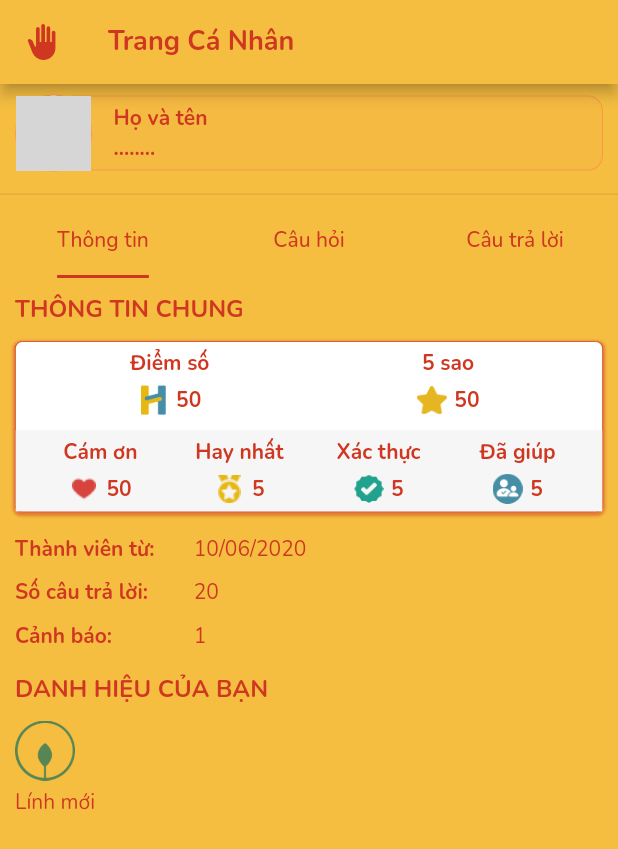
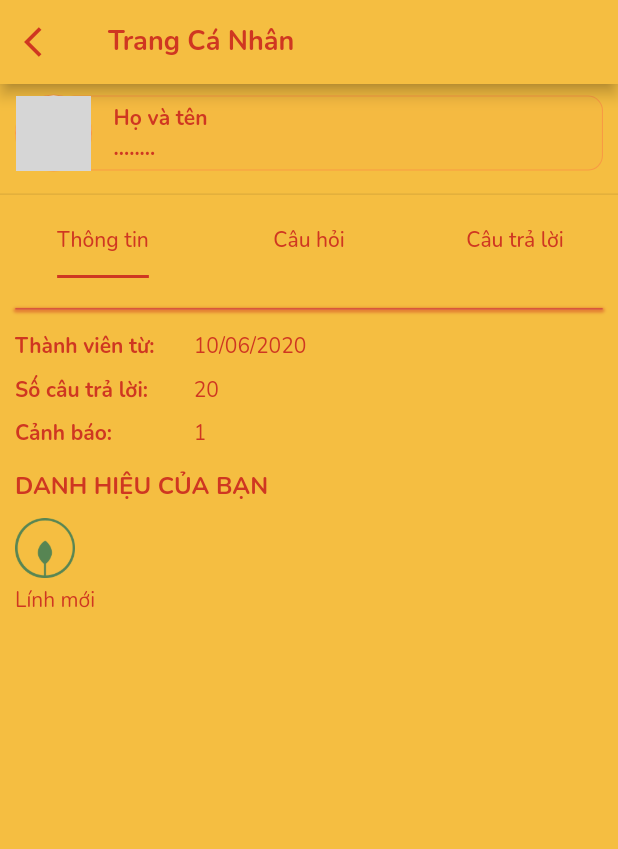
Before and after one commit to phudqph09495/app_q_n_a, a Flutter app: the BodyProduct screen opened directly, after a tap on "Cá nhân", after a tap on "Trang cá nhân", on a phone screen of 412 x 824 dp. Shown: the top 849 px of the screen. Run offline on Flutter 3.47's test engine with Material 2 defaults, Android fonts, the phone set to English and light mode, and no system bars; our stand-ins replace flutter_rating_bar, font_awesome_flutter, google_fonts, image_cropper, image_picker, readmore and 2 more; network calls fail; grey boxes are pictures that could not be loaded.

Commit message:
fix giao dien ngay17/06

```diff
--- a/lib/Screens/Screens_Notification/notification.dart
+++ b/lib/Screens/Screens_Notification/notification.dart
@@ -15,35 +15,24 @@ class Notificationbar extends StatefulWidget {
 class _NotificationbarState extends State<Notificationbar> {
   @override
   Widget build(BuildContext context) {
-    return DefaultTabController(
-      length: 4,
+    return MaterialApp(
+      home: DefaultTabController(
+        length: 2,
         child: Scaffold(
           backgroundColor: ColorApp.orangeF0,
           appBar: AppBar(
             backgroundColor: ColorApp.orangeF0,
-          centerTitle: false,
-          elevation: 0,
             title: TabBar(
-            isScrollable: true,
               labelColor: ColorApp.black,
-            unselectedLabelStyle: StyleApp.textStyle500(color: ColorApp.grey82),
+              unselectedLabelStyle:
+                  StyleApp.textStyle500(color: ColorApp.grey82),
               labelStyle: StyleApp.textStyle500(),
-            indicatorColor: ColorApp.main,
+              indicatorColor: ColorApp.orangeF01,
               unselectedLabelColor: ColorApp.grey82,
               tabs: const [
                 Tab(
                   child: Text(
-                  "Người dùng",
-                ),
-              ),
-              Tab(
-                child: Text(
                     "Sự kiện nóng",
-                ),
-              ),
-              Tab(
-                child: Text(
-                  "Kết quả đua top",
                   ),
                 ),
                 Tab(
@@ -56,9 +45,10 @@ class _NotificationbarState extends State<Notificationbar> {
           ),
           body: TabBarView(
             children: List.generate(
-            4,
+              2,
               (index) => ListView(
-                  padding: const EdgeInsets.symmetric(vertical: 10,horizontal: 10),
+                padding:
+                    const EdgeInsets.symmetric(vertical: 10, horizontal: 10),
                 children: List.generate(
                   5,
                   (index) => ItemNotifi(
@@ -75,6 +65,7 @@ class _NotificationbarState extends State<Notificationbar> {
             ),
           ),
         ),
+      ),
     );
   }
 }
--- a/lib/Screens/Screens_TaiKhoan/body_product.dart
+++ b/lib/Screens/Screens_TaiKhoan/body_product.dart
@@ -9,6 +9,7 @@ import 'package:share/share.dart';
 import '../../Screens/account/item/bottom_sheet.dart';
 import '../../Screens/account/profile.dart';
 import '../../widget/widget_info/widgetText.dart';
+import '../account/tab_profile/tab_answer.dart';
 
 class BodyProduct extends StatefulWidget {
   const BodyProduct({Key? key}) : super(key: key);
@@ -57,7 +58,12 @@ class _BodyProductState extends State<BodyProduct> {
             showModalBottomSheet(
                 context: context, builder: (context) => BottomSheetAccount());
           }),
-      TitleAccount(iconData: Icons.bookmark_border, title: "Câu hỏi đã lưu"),
+      TitleAccount(
+          iconData: CupertinoIcons.bookmark_solid,
+          title: "Câu hỏi đã lưu",
+          onTap: () {
+            PageNavigator.next(context: context, page: ProfileScreen());
+          }),
     ]);
   }
 
@@ -144,8 +150,8 @@ class _BodyProductState extends State<BodyProduct> {
                   iconColor: ColorApp.orangeF01,
                   collapsedIconColor: ColorApp.orangeF01,
                   trailing: const SizedBox(),
-                  leading:
-                      const Icon(Icons.logout, color: ColorApp.orangeF01, size: 16),
+                  leading: const Icon(Icons.logout,
+                      color: ColorApp.orangeF01, size: 16),
                   title: Text(
                     'Đăng xuất',
                     style: StyleApp.textStyle700(
@@ -162,8 +168,13 @@ class _BodyProductState extends State<BodyProduct> {
                 textColor: ColorApp.orangeF01,
                 textButton: 'Đăng ký',
                 border: Border.all(color: ColorApp.orangeF01),
-                radius: 10,ontap: (){ Navigator.push(context,
-                MaterialPageRoute(builder: (context) => RegistrationScreen()));}),
+                radius: 10,
+                ontap: () {
+                  Navigator.push(
+                      context,
+                      MaterialPageRoute(
+                          builder: (context) => RegistrationScreen()));
+                }),
             SizedBox(
               height: 20,
             ),
@@ -172,8 +183,11 @@ class _BodyProductState extends State<BodyProduct> {
                 textColor: ColorApp.orangeF01,
                 textButton: 'Đăng nhập',
                 border: Border.all(color: ColorApp.orangeF01),
-                radius: 10,ontap: (){ Navigator.push(context,
-                MaterialPageRoute(builder: (context) => LoginScreen()));})
+                radius: 10,
+                ontap: () {
+                  Navigator.push(context,
+                      MaterialPageRoute(builder: (context) => LoginScreen()));
+                })
           ],
         ),
       ),
--- a/lib/Screens/account/profile.dart
+++ b/lib/Screens/account/profile.dart
@@ -22,14 +22,15 @@ class ProfileScreen extends StatelessWidget {
           centerTitle: false,
           title: Text(
             "Trang Cá Nhân",
-            style: StyleApp.textStyle700(fontSize: 18,color: ColorApp.orangeF01),
+            style:
+                StyleApp.textStyle700(fontSize: 18, color: ColorApp.orangeF01),
           ),
           leading: IconButton(
             onPressed: () {
               Navigator.pop(context);
             },
-            icon: Icon(
-              Platform.isAndroid ? Icons.back_hand : Icons.arrow_back_ios,
+            icon: const Icon(
+              Icons.arrow_back_ios,
               color: ColorApp.orangeF01,
             ),
           ),
@@ -108,7 +109,7 @@ class ProfileScreen extends StatelessWidget {
                 ]),
             const Expanded(
               child: TabBarView(
-                children:[
+                children: [
                   TabUser(),
                   Tabquestion(),
                   TabAnswer(),
--- a/lib/Screens/account/tab_profile/tab_user.dart
+++ b/lib/Screens/account/tab_profile/tab_user.dart
@@ -13,12 +13,12 @@ class TabUser extends StatelessWidget {
       child: Column(
         crossAxisAlignment: CrossAxisAlignment.stretch,
         children: [
-          Text(
-            "THông tin chung".toUpperCase(),
-            style: StyleApp.textStyle700(fontSize: 16,color: ColorApp.orangeF01),
-            maxLines: 1,
-            overflow: TextOverflow.ellipsis,
-          ),
+          // Text(
+          //   "THông tin chung".toUpperCase(),
+          //   style: StyleApp.textStyle700(fontSize: 16,color: ColorApp.orangeF01),
+          //   maxLines: 1,
+          //   overflow: TextOverflow.ellipsis,
+          // ),
           Container(
             margin: const EdgeInsets.symmetric(vertical: 10),
             width: MediaQuery.of(context).size.width,
@@ -34,68 +34,68 @@ class TabUser extends StatelessWidget {
                     offset: const Offset(0, 1), // changes position of shadow
                   ),
                 ]),
-            child: Column(
-              children: [
-                Padding(
-                  padding:
-                      const EdgeInsets.symmetric(horizontal: 10, vertical: 5),
-                  child: Row(
-                    mainAxisAlignment: MainAxisAlignment.spaceBetween,
-                    children: [
-                      Expanded(
-                        child: _buildItem(
-                            title: "Điểm số",
-                            point: 50,
-                            path: ImagesPath.imageLogo),
-                      ),
-                      Expanded(
-                        child: _buildItem(
-                            title: "5 sao",
-                            point: 50,
-                            path: ImagesPath.imageStar),
-                      ),
-                    ],
-                  ),
-                ),
-                const SizedBox(
-                  height: 5,
-                ),
-                Container(
-                  color: ColorApp.greyF6,
-                  padding:
-                      const EdgeInsets.symmetric(horizontal: 10, vertical: 5),
-                  child: Row(
-                    mainAxisAlignment: MainAxisAlignment.spaceBetween,
-                    children: [
-                      Expanded(
-                        child: _buildItem(
-                            title: "Cám ơn",
-                            point: 50,
-                            path: ImagesPath.imageLove),
-                      ),
-                      Expanded(
-                        child: _buildItem(
-                            title: "Hay nhất",
-                            point: 5,
-                            path: ImagesPath.imageHuyChuong),
-                      ),
-                      Expanded(
-                        child: _buildItem(
-                            title: "Xác thực",
-                            point: 5,
-                            path: ImagesPath.imageCheck),
-                      ),
-                      Expanded(
-                        child: _buildItem(
-                            title: "Đã giúp",
-                            point: 5,
-                            path: ImagesPath.imageUser),
-                      ),
-                    ],
-                  ),
-                ),
-              ],
-            ),
+            // child: Column(
+            //   children: [
+            //     Padding(
+            //       padding:
+            //           const EdgeInsets.symmetric(horizontal: 10, vertical: 5),
+            //       child: Row(
+            //         mainAxisAlignment: MainAxisAlignment.spaceBetween,
+            //         children: [
+            //           Expanded(
+            //             child: _buildItem(
+            //                 title: "Điểm số",
+            //                 point: 50,
+            //                 path: ImagesPath.imageLogo),
+            //           ),
+            //           Expanded(
+            //             child: _buildItem(
+            //                 title: "5 sao",
+            //                 point: 50,
+            //                 path: ImagesPath.imageStar),
+            //           ),
+            //         ],
+            //       ),
+            //     ),
+            //     const SizedBox(
+            //       height: 5,
+            //     ),
+            //     Container(
+            //       color: ColorApp.greyF6,
+            //       padding:
+            //           const EdgeInsets.symmetric(horizontal: 10, vertical: 5),
+            //       child: Row(
+            //         mainAxisAlignment: MainAxisAlignment.spaceBetween,
+            //         children: [
+            //           Expanded(
+            //             child: _buildItem(
+            //                 title: "Cám ơn",
+            //                 point: 50,
+            //                 path: ImagesPath.imageLove),
+            //           ),
+            //           Expanded(
+            //             child: _buildItem(
+            //                 title: "Hay nhất",
+            //                 point: 5,
+            //                 path: ImagesPath.imageHuyChuong),
+            //           ),
+            //           Expanded(
+            //             child: _buildItem(
+            //                 title: "Xác thực",
+            //                 point: 5,
+            //                 path: ImagesPath.imageCheck),
+            //           ),
+            //           Expanded(
+            //             child: _buildItem(
+            //                 title: "Đã giúp",
+            //                 point: 5,
+            //                 path: ImagesPath.imageUser),
+            //           ),
+            //         ],
+            //       ),
+            //     ),
+            //   ],
+            // ),
           ),
           _buidRow(title: "Thành viên từ:", content: "10/06/2020"),
           _buidRow(title: "Số câu trả lời:", content: "20"),
```
Lines whose indentation alone changed are shown as unchanged.
